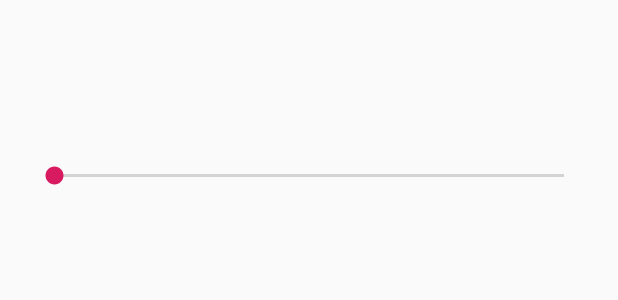
After one commit to stat1kDev/AlphabetReborn, an Android app: the layout fragment_line_width_dialog.xml on its own in the app's theme, with its tools: preview values and no code run, on a phone screen of 412 x 824 dp. The commit adds this screen. Shown: the top 300 px of the screen. Run offline under Robolectric (Android 15) with nearby library versions, the phone set to English and light mode, and no system bars.

Commit message:
before color picker

```diff
--- a/app/build.gradle
+++ b/app/build.gradle
@@ -4,7 +4,7 @@ android {
     compileSdkVersion 28
     defaultConfig {
         applicationId "stat1kDev.alphabet2"
-        minSdkVersion 21
+        minSdkVersion 23
         targetSdkVersion 28
         versionCode 3
         versionName "1.2"
--- a/app/src/main/java/stat1kDev/alphabet2/drawing/DrawingActivity.java
+++ b/app/src/main/java/stat1kDev/alphabet2/drawing/DrawingActivity.java
@@ -3,14 +3,8 @@ package stat1kDev.alphabet2.drawing;
 import android.support.v7.app.AppCompatActivity;
 import android.os.Bundle;
 import android.support.v7.widget.Toolbar;
-import android.view.Menu;
-import android.view.MenuInflater;
-import android.view.MenuItem;
 
 import stat1kDev.alphabet2.R;
-import stat1kDev.alphabet2.activity.MainActivity;
-import stat1kDev.alphabet2.utilities.ActivityUtilities;
-
 
 public class DrawingActivity extends AppCompatActivity {
 
--- /dev/null
+++ b/app/src/main/res/layout/fragment_line_width_dialog.xml
@@ -0,0 +1,25 @@
+<?xml version="1.0" encoding="utf-8"?>
+<GridLayout xmlns:android="http://schemas.android.com/apk/res/android"
+    android:id="@+id/lineWidthDialogGridLayout"
+    android:layout_width="match_parent"
+    android:layout_height="match_parent"
+    android:columnCount="1"
+    android:orientation="vertical"
+    android:useDefaultMargins="true"
+    android:padding="16dp">
+    <ImageView
+        android:layout_width="wrap_content"
+        android:layout_height="80dp"
+        android:id="@+id/widthImageView"
+        android:layout_gravity="fill_horizontal"
+        android:contentDescription="@string/line_imageview_description"
+        />
+
+    <SeekBar
+        android:layout_width="wrap_content"
+        android:layout_height="wrap_content"
+        android:id="@+id/widthSeekBar"
+        android:layout_gravity="fill_horizontal"
+        android:max="50"/>
+
+</GridLayout>
--- a/app/src/main/res/values/strings.xml
+++ b/app/src/main/res/values/strings.xml
@@ -10,11 +10,14 @@
 
 
     <string name="privacy">Политика конфиденциальности</string>
+
     <string name="menuitem_color">цвет</string>
     <string name="menuitem_line_width">толшина линии</string>
     <string name="menuitem_clear">очистить</string>
 
-    <!-- TODO: Remove or change this placeholder text -->
-    <string name="hello_blank_fragment">Hello blank fragment</string>
+    <string name="button_set_line_width">Ок</string>
+    <string name="line_imageview_description">Толщина линии</string>
+
+
 
 </resources>
```
Also changed, not shown: app/src/main/java/stat1kDev/alphabet2/drawing/ColorDialogFragment.java (added, +31 -0 lines), app/src/main/java/stat1kDev/alphabet2/drawing/DrawingActivityFragment.java (+13 -3 lines), app/src/main/java/stat1kDev/alphabet2/drawing/LineWidthDialogFragment.java (added, +92 -0 lines), app/src/main/res/layout/fragment_color_dialog.xml (added, +90 -0 lines).
